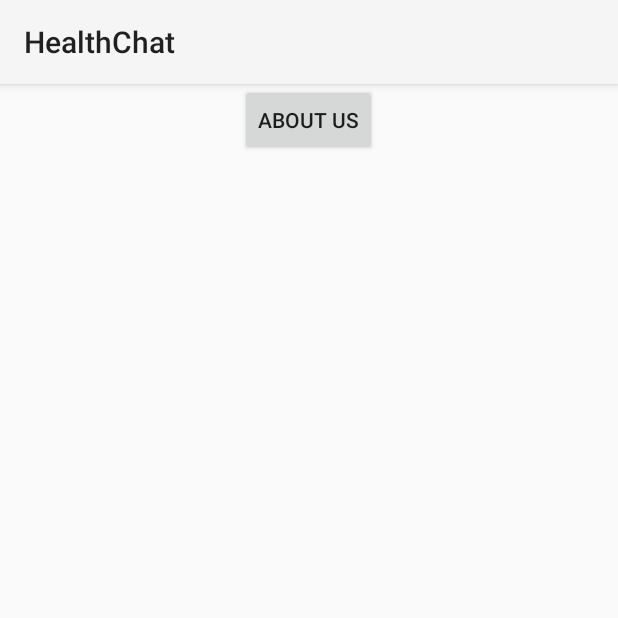
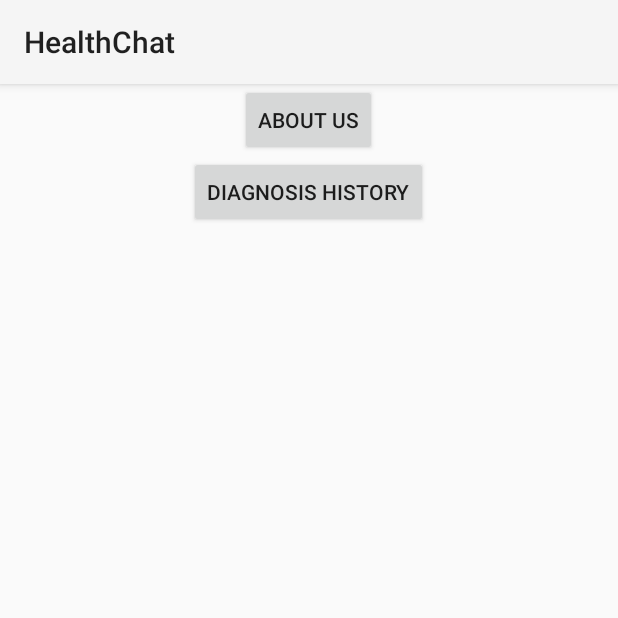
Before and after one commit to nguy0890/Healthbot, an Android app: the MainActivity screen opened directly, with no data from a screen before it, on a phone screen of 412 x 824 dp, the top half of it. Run offline under Robolectric (Android 15) with nearby library versions, the light colour scheme and no system bars.

Commit message:
Initial commit with main

```diff
--- a/app/src/main/java/org/tensorflow/lite/examples/bertqa/MainActivity.java
+++ b/app/src/main/java/org/tensorflow/lite/examples/bertqa/MainActivity.java
@@ -3,6 +3,7 @@ package org.tensorflow.lite.examples.bertqa;
 import androidx.appcompat.app.AppCompatActivity;
 
 import android.content.Intent;
+import android.content.SharedPreferences;
 import android.util.Log;
 import android.os.Bundle;
 import android.widget.Button;
@@ -22,7 +23,13 @@ public class MainActivity extends AppCompatActivity {
 
         //Declare button
         final Button aboutButton = findViewById(R.id.aboutButton);
+        final Button historyButton = findViewById(R.id.historyButton);
 
+        // add to diagnosis history
+//        SharedPreferences dh_sp = getSharedPreferences("history_sp", MODE_PRIVATE);
+//        SharedPreferences.Editor s_prefs_edit = dh_sp.edit();
+//        s_prefs_edit.putString("Diagnosis_1", "Diagnosis 1");
+//        s_prefs_edit.commit();
 
         //AboutUs button on click
         aboutButton.setOnClickListener(new View.OnClickListener() {
@@ -30,6 +37,16 @@ public class MainActivity extends AppCompatActivity {
             public void onClick(View view) {
                 Log.i(ACTIVITY_NAME, "User clicked About Us Button");
                 Intent intent = new Intent(MainActivity.this, AboutUs.class);
+                startActivityForResult(intent, 10);
+            }
+        });
+
+        //History button on click
+        historyButton.setOnClickListener(new View.OnClickListener() {
+            @Override
+            public void onClick(View view) {
+                Log.i(ACTIVITY_NAME, "User clicked History Button");
+                Intent intent = new Intent(MainActivity.this, HistoryActivity.class);
                 startActivityForResult(intent, 10);
             }
         });
--- a/app/src/main/res/layout/activity_main.xml
+++ b/app/src/main/res/layout/activity_main.xml
@@ -13,4 +13,12 @@
         android:text="@string/aboutButton"
         android:layout_centerHorizontal="true"/>
 
+    <Button
+        android:id="@+id/historyButton"
+        android:layout_width="wrap_content"
+        android:layout_height="wrap_content"
+        android:text="@string/historyButton"
+        android:layout_centerHorizontal="true"
+        android:layout_below="@+id/aboutButton"/>
+
 </RelativeLayout>
```
